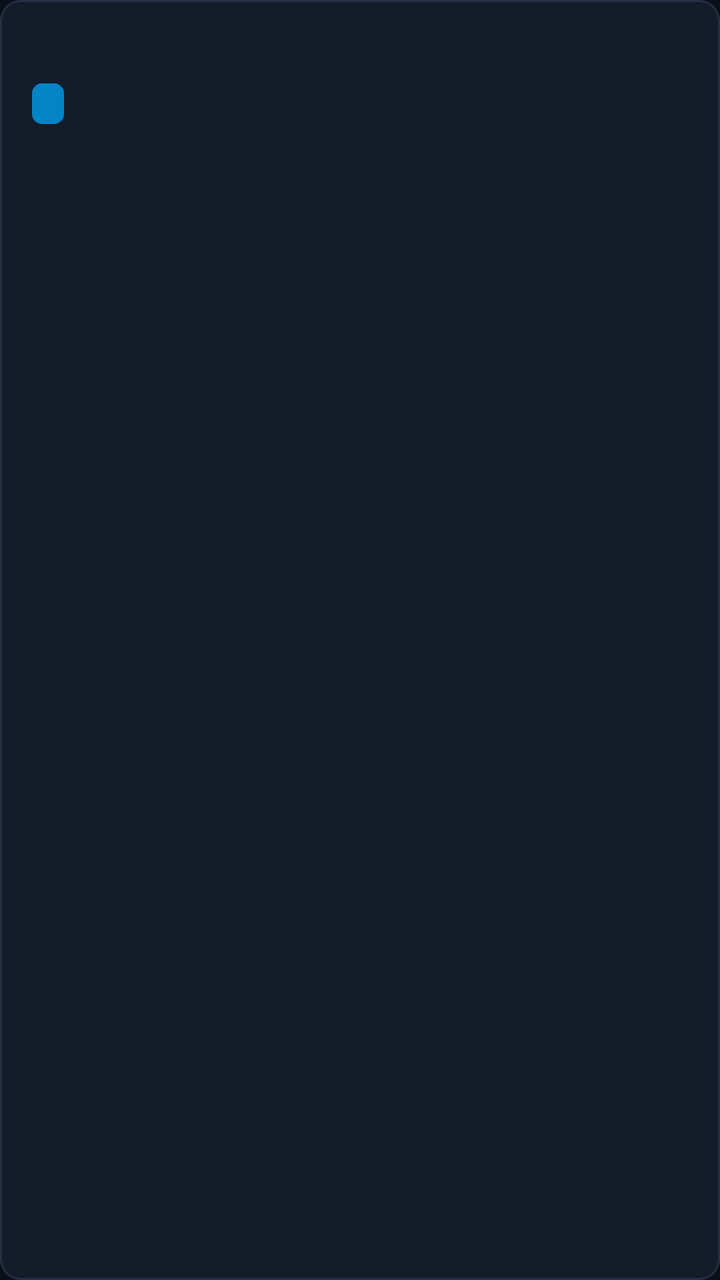
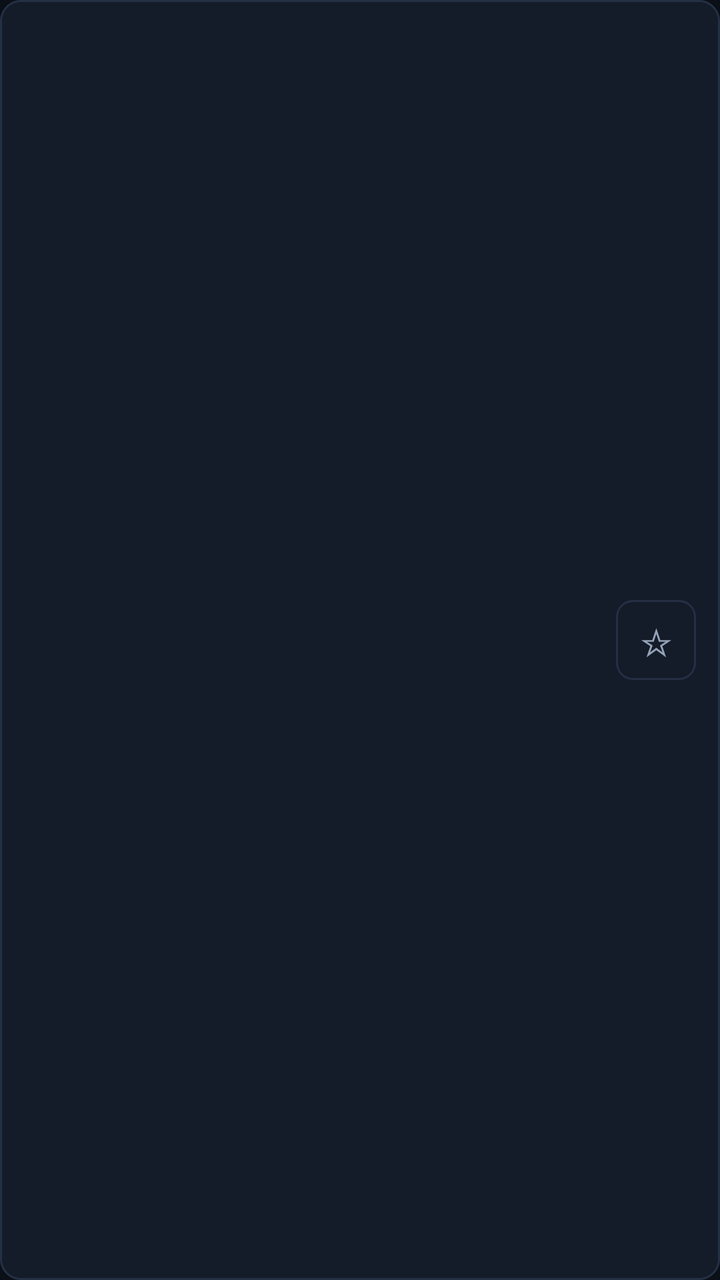

Screens rendered from an Android XML layout before and after an edit, with the pre-edit source and the edit as a unified diff.
<!-- AndroidManifest.xml: application theme Theme.TorPlay -->
<!-- res/layout/item_torrent.xml -->
<?xml version="1.0" encoding="utf-8"?>
<LinearLayout xmlns:android="http://schemas.android.com/apk/res/android"
    android:layout_width="match_parent"
    android:layout_height="wrap_content"
    android:layout_marginBottom="8dp"
    android:background="@drawable/bg_card_selector"
    android:clickable="true"
    android:descendantFocusability="blocksDescendants"
    android:focusable="true"
    android:orientation="vertical"
    android:paddingStart="16dp"
    android:paddingTop="12dp"
    android:paddingEnd="16dp"
    android:paddingBottom="12dp">

    <TextView
        android:id="@+id/tvTitle"
        android:layout_width="match_parent"
        android:layout_height="wrap_content"
        android:ellipsize="end"
        android:maxLines="2"
        android:textColor="@color/text_primary"
        android:textSize="16sp"
        android:textStyle="bold" />

    <LinearLayout
        android:layout_width="match_parent"
        android:layout_height="wrap_content"
        android:layout_marginTop="8dp"
        android:gravity="center_vertical"
        android:orientation="horizontal">

        <TextView
            android:id="@+id/tvQuality"
            android:layout_width="wrap_content"
            android:layout_height="wrap_content"
            android:layout_marginEnd="6dp"
            android:background="@drawable/bg_badge_1080"
            android:paddingStart="8dp"
            android:paddingTop="2dp"
            android:paddingEnd="8dp"
            android:paddingBottom="2dp"
            android:textColor="#FFFFFF"
            android:textSize="12sp"
            android:textStyle="bold" />

        <TextView
            android:id="@+id/tvHdr"
            android:layout_width="wrap_content"
            android:layout_height="wrap_content"
            android:layout_marginEnd="10dp"
            android:background="@drawable/bg_badge_hdr"
            android:paddingStart="7dp"
            android:paddingTop="2dp"
            android:paddingEnd="7dp"
            android:paddingBottom="2dp"
            android:text="HDR"
            android:textColor="#FFFFFF"
            android:textSize="12sp"
            android:textStyle="bold"
            android:visibility="gone" />

        <TextView
            android:id="@+id/tvSize"
            android:layout_width="wrap_content"
            android:layout_height="wrap_content"
            android:layout_marginEnd="14dp"
            android:textColor="@color/text_primary"
            android:textSize="13sp"
            android:textStyle="bold" />

        <TextView
            android:id="@+id/tvSeeds"
            android:layout_width="wrap_content"
            android:layout_height="wrap_content"
            android:layout_marginEnd="14dp"
            android:textColor="@color/status_ok"
            android:textSize="13sp"
            android:textStyle="bold" />

        <TextView
            android:id="@+id/tvDate"
            android:layout_width="wrap_content"
            android:layout_height="wrap_content"
            android:layout_marginEnd="14dp"
            android:textColor="@color/text_secondary"
            android:textSize="13sp"
            android:visibility="gone" />

        <TextView
            android:id="@+id/tvSource"
            android:layout_width="0dp"
            android:layout_height="wrap_content"
            android:layout_weight="1"
            android:ellipsize="end"
            android:maxLines="1"
            android:textColor="@color/text_secondary"
            android:textSize="13sp" />
    </LinearLayout>

    <ProgressBar
        android:id="@+id/progressWatch"
        style="?android:attr/progressBarStyleHorizontal"
        android:layout_width="match_parent"
        android:layout_height="4dp"
        android:layout_marginTop="8dp"
        android:max="1000"
        android:progress="0"
        android:progressBackgroundTint="@color/border_subtle"
        android:progressTint="@color/accent_emerald"
        android:visibility="gone" />
</LinearLayout>
<!-- resources referenced by this layout -->
<resources>
  <color name="accent_emerald">#10B981</color>
  <color name="border_subtle">#243045</color>
  <color name="status_ok">#10B981</color>
  <color name="text_primary">#F3F4F6</color>
  <color name="text_secondary">#94A3B8</color>
  <!-- drawable bg_badge_1080 (drawable) -->
  <?xml version="1.0" encoding="utf-8"?>
  <shape xmlns:android="http://schemas.android.com/apk/res/android" android:shape="rectangle">
      <solid android:color="@color/badge_1080" />
      <corners android:radius="5dp" />
  </shape>
  <!-- drawable bg_badge_hdr (drawable) -->
  <?xml version="1.0" encoding="utf-8"?>
  <shape xmlns:android="http://schemas.android.com/apk/res/android" android:shape="rectangle">
      <solid android:color="@color/badge_hdr" />
      <corners android:radius="5dp" />
  </shape>
  <!-- drawable bg_card_selector (drawable) -->
  <?xml version="1.0" encoding="utf-8"?>
  <selector xmlns:android="http://schemas.android.com/apk/res/android">
      <item android:state_focused="true">
          <shape android:shape="rectangle">
              <solid android:color="@color/bg_surface_focused" />
              <stroke android:width="3dp" android:color="@color/accent_emerald" />
              <corners android:radius="10dp" />
          </shape>
      </item>
      <item android:state_pressed="true">
          <shape android:shape="rectangle">
              <solid android:color="@color/bg_surface_focused" />
              <stroke android:width="3dp" android:color="#FFFFFF" />
              <corners android:radius="10dp" />
          </shape>
      </item>
      <item>
          <shape android:shape="rectangle">
              <solid android:color="@color/bg_surface" />
              <stroke android:width="1dp" android:color="@color/border_subtle" />
              <corners android:radius="10dp" />
          </shape>
      </item>
  </selector>
  <style name="Theme.TorPlay" parent="Theme.AppCompat.NoActionBar">
          <item name="android:windowBackground">@color/bg_screen</item>
          <item name="colorPrimary">@color/accent_emerald</item>
          <item name="colorPrimaryDark">@color/bg_screen</item>
          <item name="colorAccent">@color/accent_emerald</item>
          <item name="android:textColorPrimary">@color/text_primary</item>
          <item name="android:textColorSecondary">@color/text_secondary</item>
          <item name="android:windowOverscan">true</item>
      </style>
  <color name="badge_1080">#0284C7</color>
  <color name="badge_hdr">#D97706</color>
  <color name="bg_surface_focused">#1C283B</color>
  <color name="bg_surface">#141B29</color>
  <color name="bg_screen">#0B0F17</color>
</resources>

<!-- the commit's change to res/layout/item_torrent.xml (unified diff, before → after) -->
@@ -7,106 +7,131 @@
     android:clickable="true"
     android:descendantFocusability="blocksDescendants"
     android:focusable="true"
-    android:orientation="vertical"
+    android:gravity="center_vertical"
+    android:orientation="horizontal"
     android:paddingStart="16dp"
     android:paddingTop="12dp"
-    android:paddingEnd="16dp"
+    android:paddingEnd="12dp"
     android:paddingBottom="12dp">
 
-    <TextView
-        android:id="@+id/tvTitle"
-        android:layout_width="match_parent"
+    <LinearLayout
+        android:layout_width="0dp"
         android:layout_height="wrap_content"
-        android:ellipsize="end"
-        android:maxLines="2"
-        android:textColor="@color/text_primary"
-        android:textSize="16sp"
-        android:textStyle="bold" />
+        android:layout_marginEnd="12dp"
+        android:layout_weight="1"
+        android:orientation="vertical">
+
+        <TextView
+            android:id="@+id/tvTorrentTitle"
+            android:layout_width="match_parent"
+            android:layout_height="wrap_content"
+            android:ellipsize="end"
+            android:maxLines="2"
+            android:textColor="@color/text_primary"
+            android:textSize="15sp"
+            android:textStyle="bold" />
+
+        <LinearLayout
+            android:layout_width="match_parent"
+            android:layout_height="wrap_content"
+            android:layout_marginTop="6dp"
+            android:gravity="center_vertical"
+            android:orientation="horizontal">
+
+            <TextView
+                android:id="@+id/tvBadgeQuality"
+                android:layout_width="wrap_content"
+                android:layout_height="wrap_content"
+                android:layout_marginEnd="6dp"
+                android:background="@drawable/bg_badge_1080"
+                android:paddingStart="8dp"
+                android:paddingTop="2dp"
+                android:paddingEnd="8dp"
+                android:paddingBottom="2dp"
+                android:textColor="#FFFFFF"
+                android:textSize="11sp"
+                android:textStyle="bold"
+                android:visibility="gone" />
+
+            <TextView
+                android:id="@+id/tvBadgeHdr"
+                android:layout_width="wrap_content"
+                android:layout_height="wrap_content"
+                android:layout_marginEnd="8dp"
+                android:background="@drawable/bg_badge_hdr"
+                android:paddingStart="8dp"
+                android:paddingTop="2dp"
+                android:paddingEnd="8dp"
+                android:paddingBottom="2dp"
+                android:text="HDR"
+                android:textColor="#FFFFFF"
+                android:textSize="11sp"
+                android:textStyle="bold"
+                android:visibility="gone" />
+
+            <TextView
+                android:id="@+id/tvTorrentSource"
+                android:layout_width="0dp"
+                android:layout_height="wrap_content"
+                android:layout_weight="1"
+                android:ellipsize="end"
+                android:maxLines="1"
+                android:textColor="@color/text_secondary"
+                android:textSize="12sp" />
+        </LinearLayout>
+    </LinearLayout>
 
     <LinearLayout
-        android:layout_width="match_parent"
+        android:layout_width="wrap_content"
         android:layout_height="wrap_content"
-        android:layout_marginTop="8dp"
-        android:gravity="center_vertical"
-        android:orientation="horizontal">
+        android:layout_marginEnd="10dp"
+        android:gravity="end"
+        android:orientation="vertical">
 
         <TextView
-            android:id="@+id/tvQuality"
+            android:id="@+id/tvTorrentSize"
             android:layout_width="wrap_content"
             android:layout_height="wrap_content"
-            android:layout_marginEnd="6dp"
-            android:background="@drawable/bg_badge_1080"
-            android:paddingStart="8dp"
-            android:paddingTop="2dp"
-            android:paddingEnd="8dp"
-            android:paddingBottom="2dp"
-            android:textColor="#FFFFFF"
-            android:textSize="12sp"
+            android:textColor="@color/text_primary"
+            android:textSize="14sp"
             android:textStyle="bold" />
 
-        <TextView
-            android:id="@+id/tvHdr"
+        <LinearLayout
             android:layout_width="wrap_content"
             android:layout_height="wrap_content"
-            android:layout_marginEnd="10dp"
-            android:background="@drawable/bg_badge_hdr"
-            android:paddingStart="7dp"
-            android:paddingTop="2dp"
-            android:paddingEnd="7dp"
-            android:paddingBottom="2dp"
-            android:text="HDR"
-            android:textColor="#FFFFFF"
-            android:textSize="12sp"
-            android:textStyle="bold"
-            android:visibility="gone" />
+            android:layout_marginTop="4dp"
+            android:gravity="center_vertical"
+            android:orientation="horizontal">
 
-        <TextView
-            android:id="@+id/tvSize"
-            android:layout_width="wrap_content"
-            android:layout_height="wrap_content"
-            android:layout_marginEnd="14dp"
-            android:textColor="@color/text_primary"
-            android:textSize="13sp"
-            android:textStyle="bold" />
+            <TextView
+                android:id="@+id/tvTorrentSeeds"
+                android:layout_width="wrap_content"
+                android:layout_height="wrap_content"
+                android:textColor="@color/accent_emerald"
+                android:textSize="13sp"
+                android:textStyle="bold" />
 
-        <TextView
-            android:id="@+id/tvSeeds"
-            android:layout_width="wrap_content"
-            android:layout_height="wrap_content"
-            android:layout_marginEnd="14dp"
-            android:textColor="@color/status_ok"
-            android:textSize="13sp"
-            android:textStyle="bold" />
-
-        <TextView
-            android:id="@+id/tvDate"
-            android:layout_width="wrap_content"
-            android:layout_height="wrap_content"
-            android:layout_marginEnd="14dp"
-            android:textColor="@color/text_secondary"
-            android:textSize="13sp"
-            android:visibility="gone" />
-
-        <TextView
-            android:id="@+id/tvSource"
-            android:layout_width="0dp"
-            android:layout_height="wrap_content"
-            android:layout_weight="1"
-            android:ellipsize="end"
-            android:maxLines="1"
-            android:textColor="@color/text_secondary"
-            android:textSize="13sp" />
+            <TextView
+                android:id="@+id/tvTorrentDate"
+                android:layout_width="wrap_content"
+                android:layout_height="wrap_content"
+                android:layout_marginStart="8dp"
+                android:textColor="@color/text_muted"
+                android:textSize="12sp"
+                android:visibility="gone" />
+        </LinearLayout>
     </LinearLayout>
 
-    <ProgressBar
-        android:id="@+id/progressWatch"
-        style="?android:attr/progressBarStyleHorizontal"
-        android:layout_width="match_parent"
-        android:layout_height="4dp"
-        android:layout_marginTop="8dp"
-        android:max="1000"
-        android:progress="0"
-        android:progressBackgroundTint="@color/border_subtle"
-        android:progressTint="@color/accent_emerald"
-        android:visibility="gone" />
+    <TextView
+        android:id="@+id/btnTorrentFav"
+        android:layout_width="40dp"
+        android:layout_height="40dp"
+        android:background="@drawable/bg_button_selector"
+        android:clickable="true"
+        android:focusable="false"
+        android:focusableInTouchMode="false"
+        android:gravity="center"
+        android:text="☆"
+        android:textColor="@color/text_secondary"
+        android:textSize="19sp" />
 </LinearLayout>
<!-- resource entries referenced after the edit -->
@@ -1,8 +1,8 @@
 <!-- resources referenced by this layout -->
 <resources>
   <color name="accent_emerald">#10B981</color>
+  <color name="text_muted">#64748B</color>
   <color name="border_subtle">#243045</color>
-  <color name="status_ok">#10B981</color>
   <color name="text_primary">#F3F4F6</color>
   <color name="text_secondary">#94A3B8</color>
   <!-- drawable bg_badge_1080 (drawable) -->
@@ -17,6 +17,30 @@
       <solid android:color="@color/badge_hdr" />
       <corners android:radius="5dp" />
   </shape>
+  <!-- drawable bg_button_selector (drawable) -->
+  <?xml version="1.0" encoding="utf-8"?>
+  <selector xmlns:android="http://schemas.android.com/apk/res/android">
+      <item android:state_focused="true">
+          <shape android:shape="rectangle">
+              <solid android:color="@color/accent_emerald" />
+              <stroke android:width="2dp" android:color="#FFFFFF" />
+              <corners android:radius="8dp" />
+          </shape>
+      </item>
+      <item android:state_pressed="true">
+          <shape android:shape="rectangle">
+              <solid android:color="@color/accent_emerald_dark" />
+              <corners android:radius="8dp" />
+          </shape>
+      </item>
+      <item>
+          <shape android:shape="rectangle">
+              <solid android:color="@color/bg_surface" />
+              <stroke android:width="1dp" android:color="@color/border_subtle" />
+              <corners android:radius="8dp" />
+          </shape>
+      </item>
+  </selector>
   <!-- drawable bg_card_selector (drawable) -->
   <?xml version="1.0" encoding="utf-8"?>
   <selector xmlns:android="http://schemas.android.com/apk/res/android">
@@ -53,6 +77,7 @@
       </style>
   <color name="badge_1080">#0284C7</color>
   <color name="badge_hdr">#D97706</color>
+  <color name="accent_emerald_dark">#059669</color>
   <color name="bg_surface_focused">#1C283B</color>
   <color name="bg_surface">#141B29</color>
   <color name="bg_screen">#0B0F17</color>
